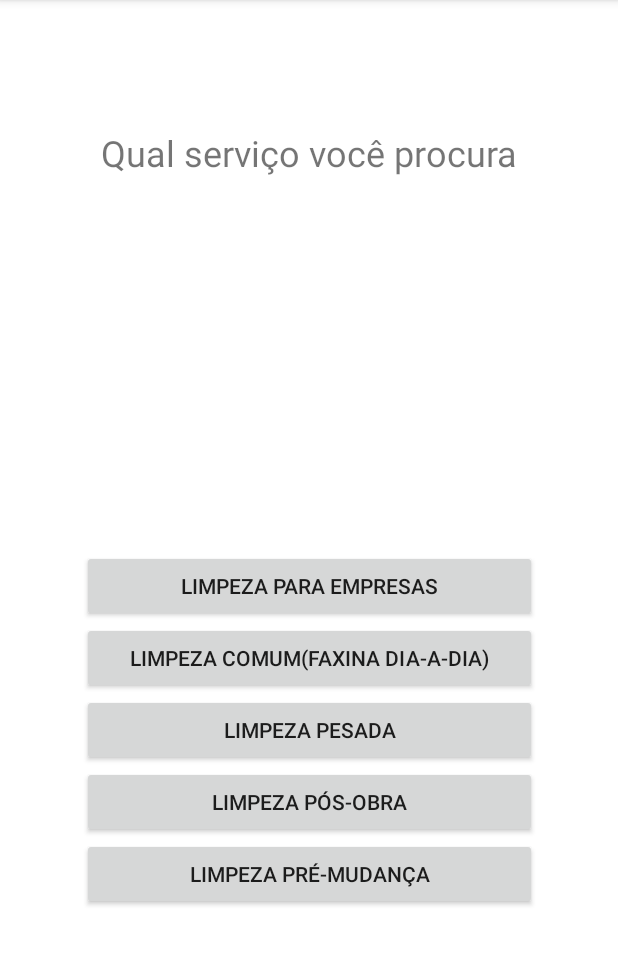
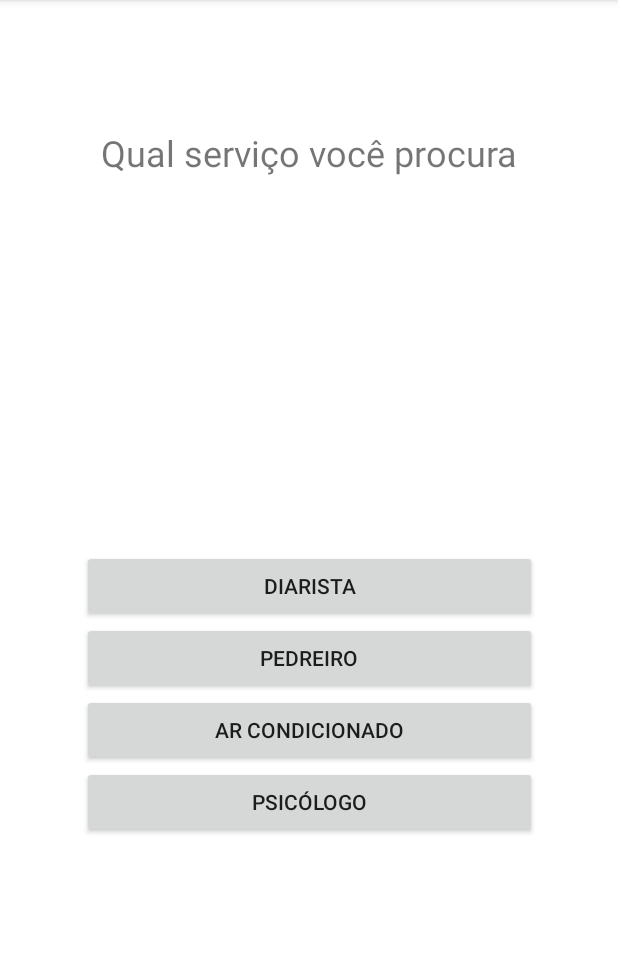
Before and after one commit to lucastanh/WeServ, an Android app: the TelaServico screen opened directly, with no data from a screen before it, after a tap on "DIARISTA", on a phone screen of 412 x 824 dp, the part 84-1049 px from its top. Run offline under Robolectric (Android 15) with nearby library versions, the phone set to English and light mode, and no system bars; 2 statements that could not run were skipped.

Commit message:
Adicionado classe para armazenamento dos dados

```diff
--- a/app/src/main/AndroidManifest.xml
+++ b/app/src/main/AndroidManifest.xml
@@ -1,7 +1,7 @@
 <?xml version="1.0" encoding="utf-8"?>
 <manifest xmlns:android="http://schemas.android.com/apk/res/android"
     xmlns:tools="http://schemas.android.com/tools"
-    package="com.example.weserv">
+    package="com.example.weserv" >
 
     <application
         android:allowBackup="true"
@@ -12,7 +12,7 @@
         android:roundIcon="@mipmap/ic_launcher_round"
         android:supportsRtl="true"
         android:theme="@style/Theme.WeServ"
-        tools:targetApi="31">
+        tools:targetApi="31" >
         <activity
             android:name=".boundary.TelaVisualizacaoPedidos"
             android:exported="false" />
@@ -24,7 +24,7 @@
             android:exported="false" />
         <activity
             android:name=".MainActivity"
-            android:exported="true">
+            android:exported="true" >
             <intent-filter>
                 <action android:name="android.intent.action.MAIN" />
 
--- a/app/src/main/java/com/example/weserv/boundary/TelaCategoria.java
+++ b/app/src/main/java/com/example/weserv/boundary/TelaCategoria.java
@@ -17,7 +17,9 @@
 
 public class TelaCategoria extends Fragment {
     private final ControleCategoria controleCategoria;
+
     private View view;
+
     private final TelaServico ts;
 
     public TelaCategoria(TelaServico ts){
@@ -35,18 +37,21 @@
     }
 
     private void desenharTela() {
-        ArrayList<Categoria> categorias = controleCategoria.getCategoria();
+        Categoria[] categorias = controleCategoria.getCategoria();
+
         LinearLayout categoriaButtonContainter = view.findViewById(R.id.categoriaButtonContainer);
 
-        for (int i = 0; i < categorias.size(); i++) {
+        for (int i = 0; i < categorias.length; i++) {
             Button categoriaButton = new Button(getContext());
 
-            categoriaButton.setText(categorias.get(i).getNomeCategoria());
-            categoriaButton.setId(categorias.get(i).getId());
+            categoriaButton.setText(categorias[i].getNomeCategoria());
+            categoriaButton.setId(categorias[i].getId());
+
             categoriaButton.setOnClickListener(v -> {
                 int buttonID = v.getId();
                 int id = buttonID - 1;
-                ts.telaTipoServico(categorias.get(id));
+
+                ts.telaTipoServico(categorias[id]);
             });
 
             categoriaButtonContainter.addView(categoriaButton);
--- a/app/src/main/java/com/example/weserv/boundary/TelaTipoServico.java
+++ b/app/src/main/java/com/example/weserv/boundary/TelaTipoServico.java
@@ -11,6 +11,7 @@
 
 import com.example.weserv.R;
 import com.example.weserv.control.ControleTipoServico;
+import com.example.weserv.entity.Categoria;
 import com.example.weserv.entity.TipoServico;
 
 import java.util.ArrayList;
@@ -20,9 +21,11 @@
     private LinearLayout buttonContainer;
     private View view;
     private TelaServico ts;
+    private Categoria categoria;
 
-    public TelaTipoServico(TelaServico ts){
+    public TelaTipoServico(TelaServico ts, Categoria categoria){
         this.ts = ts;
+        this.categoria = categoria;
     }
 
     @Override
@@ -37,21 +40,23 @@
 
     private void desenharTela() {
         controleTipoServico = new ControleTipoServico();
-        ArrayList<TipoServico> tipoServicos = controleTipoServico.getTipoServico();
+
+        TipoServico[] tiposServico = controleTipoServico.getTipoServico(categoria.getId());
+
         buttonContainer = view.findViewById(R.id.categoriaButtonContainer);
 
-        for(int i = 0; i < tipoServicos.size(); i++){
+        for(int i = 0; i < tiposServico.length; i++){
             Button buttonTipoServico = new Button(getContext());
 
-            buttonTipoServico.setId(tipoServicos.get(i).getId());
-            buttonTipoServico.setText(tipoServicos.get(i).getNomeTipoServico());
+            buttonTipoServico.setId(tiposServico[i].getId());
+            buttonTipoServico.setText(tiposServico[i].getNomeTipoServico());
 
             buttonTipoServico.setOnClickListener(new View.OnClickListener() {
                 @Override
                 public void onClick(View v) {
                     int buttonID = v.getId();
                     int id = buttonID - 1;
-                    ts.telaLocalServico(tipoServicos.get(id));
+                    ts.telaLocalServico(tiposServico[id]);
                 }
             });
 
--- a/app/src/main/java/com/example/weserv/control/ControleCategoria.java
+++ b/app/src/main/java/com/example/weserv/control/ControleCategoria.java
@@ -1,20 +1,17 @@
 package com.example.weserv.control;
 
 import com.example.weserv.boundary.TelaCategoria;
+import com.example.weserv.conexao.Dados;
 import com.example.weserv.entity.Categoria;
 
 import java.util.ArrayList;
 
 public class ControleCategoria {
-    private TelaCategoria tc;
 
-    public ArrayList<Categoria> getCategoria() {
-        ArrayList<Categoria> categorias = new ArrayList<>();
+    public Categoria[] getCategoria() {
+        Dados dados = new Dados();
 
-        categorias.add(new Categoria(1, "Diarista"));
-        categorias.add(new Categoria(2, "Pedreiro"));
-        categorias.add(new Categoria(3, "Ar condicionado"));
-        categorias.add(new Categoria(4, "Psicólogo"));
+        Categoria[] categorias = Dados.categorias;
 
         return categorias;
     }
--- a/app/src/main/java/com/example/weserv/control/ControleTipoServico.java
+++ b/app/src/main/java/com/example/weserv/control/ControleTipoServico.java
@@ -1,5 +1,6 @@
 package com.example.weserv.control;
 
+import com.example.weserv.conexao.Dados;
 import com.example.weserv.entity.TipoServico;
 
 import java.util.ArrayList;
@@ -7,15 +8,10 @@
 
 public class ControleTipoServico {
 
-        public ArrayList<TipoServico> getTipoServico(){
-            ArrayList<TipoServico> tipoServicos = new ArrayList<>();
+        public TipoServico[] getTipoServico(int idCategoria){
 
-            tipoServicos.add(new TipoServico(1, "Limpeza para empresas"));
-            tipoServicos.add(new TipoServico(2, "Limpeza comum(faxina dia-a-dia)"));
-            tipoServicos.add(new TipoServico(3, "Limpeza pesada"));
-            tipoServicos.add(new TipoServico(4, "Limpeza pós-obra"));
-            tipoServicos.add(new TipoServico(5, "Limpeza pré-mudança"));
+            TipoServico[] tiposServico = Dados.categorias[idCategoria - 1].getTiposServico();
 
-            return tipoServicos;
+            return tiposServico;
         }
 }
--- a/app/src/main/res/layout/activity_tela_servico.xml
+++ b/app/src/main/res/layout/activity_tela_servico.xml
@@ -11,12 +11,12 @@
         android:layout_height="wrap_content"
         android:text="Selecione a categoria"
         android:textSize="24sp"
+        android:visibility="visible"
         app:layout_constraintBottom_toBottomOf="parent"
         app:layout_constraintEnd_toEndOf="parent"
         app:layout_constraintStart_toStartOf="parent"
         app:layout_constraintTop_toTopOf="parent"
-        app:layout_constraintVertical_bias="0.116"
-        tools:visibility="gone" />
+        app:layout_constraintVertical_bias="0.116" />
 
     <androidx.constraintlayout.widget.ConstraintLayout
         android:id="@+id/descricaoLayout"
```
Also changed, not shown: app/src/main/java/com/example/weserv/conexao/Conexao.java (added, +21 -0 lines), app/src/main/java/com/example/weserv/conexao/Dados.java (added, +22 -0 lines), app/src/main/java/com/example/weserv/entity/Categoria.java (+47 -6 lines), app/src/main/java/com/example/weserv/entity/Pessoa.java (+0 -11 lines).
